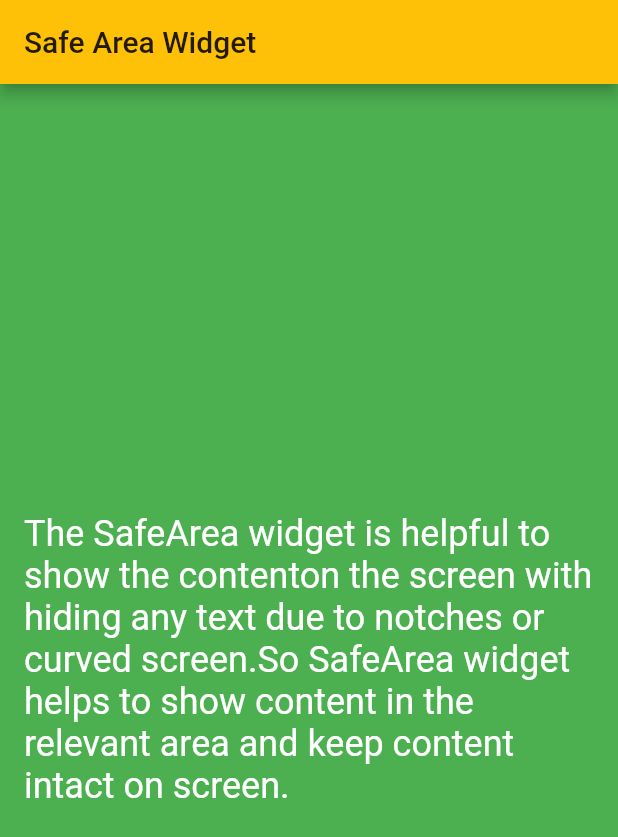
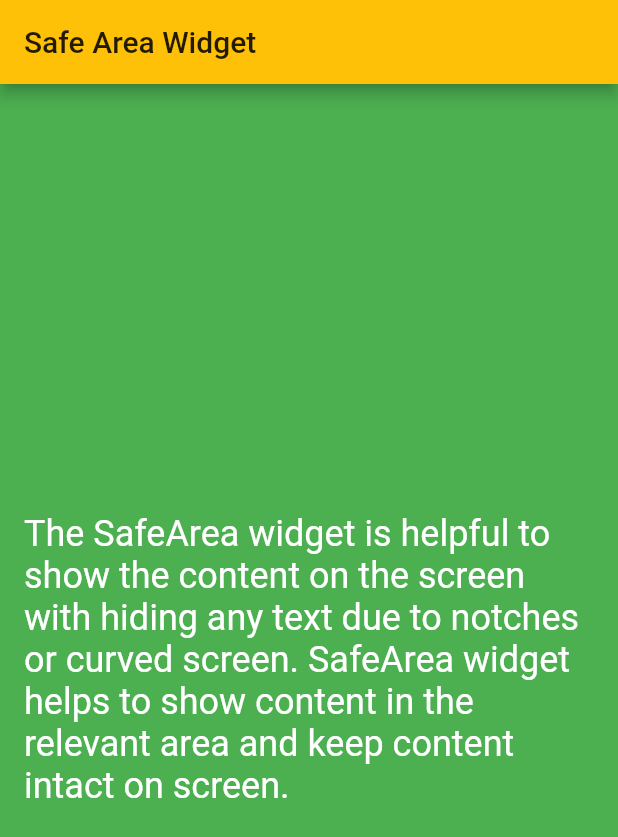
Before and after one commit to AlexeyNovichenko/flutterUniverse, a Flutter app: the screen it shows after launch, on a phone screen of 412 x 824 dp. Shown: the top 837 px of the screen. Run offline on Flutter 3.47's test engine with Material 2 defaults, Android fonts, the phone set to English and light mode, and no system bars.

Commit message:
content update

```diff
--- a/WeeklyWidgets/week1_widget_SafeArea/lib/main.dart
+++ b/WeeklyWidgets/week1_widget_SafeArea/lib/main.dart
@@ -20,8 +20,8 @@ class MyApp extends StatelessWidget {
 							padding: const EdgeInsets.all(16.0),
 							child: Text(
 								"The SafeArea widget is helpful to show the content" +
-										"on the screen with hiding any text due to notches or curved screen." +
-										"So SafeArea widget helps to show content in the relevant area and keep content intact on screen.",
+										" on the screen with hiding any text due to notches or curved screen." +
+										" SafeArea widget helps to show content in the relevant area and keep content intact on screen.",
 								style: TextStyle(fontSize: 24.0, color: Colors.white),
 							),
 						),
```
